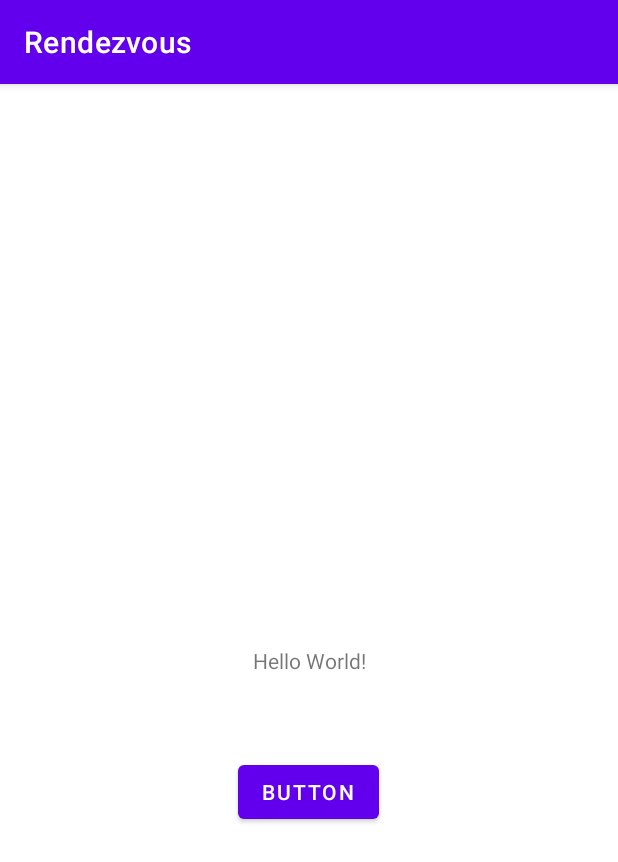
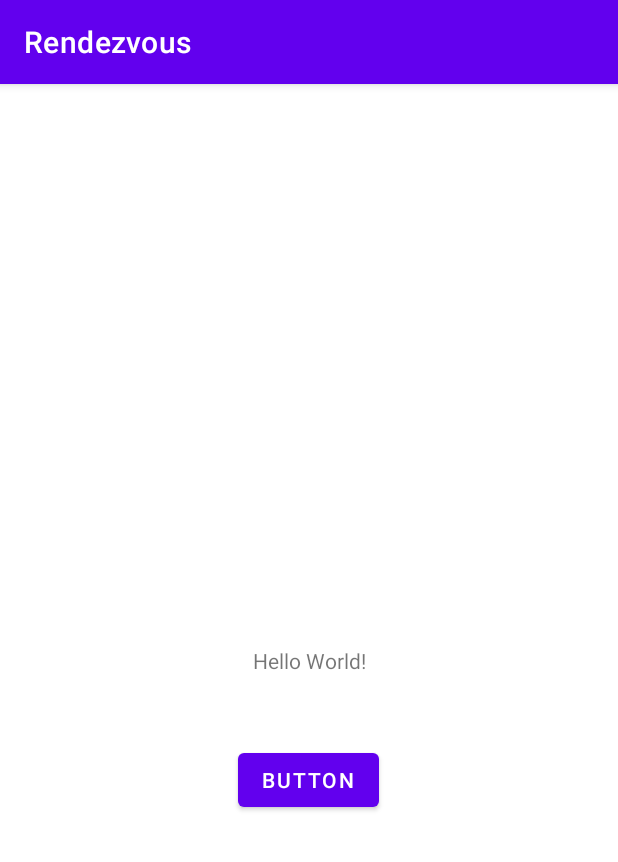
Before and after one commit to LeonAlvarezz/Rendezvous, an Android app: the screen it shows after launch (MainActivity), on a phone screen of 412 x 824 dp. Shown: the top 862 px of the screen. Run offline under Robolectric (Android 15) with nearby library versions, the phone set to English and light mode, and no system bars.

Commit message:
testing 3

```diff
--- a/app/src/main/res/layout/activity_main.xml
+++ b/app/src/main/res/layout/activity_main.xml
@@ -19,7 +19,7 @@
         android:id="@+id/button"
         android:layout_width="wrap_content"
         android:layout_height="wrap_content"
-        android:layout_marginBottom="272dp"
+        android:layout_marginBottom="280dp"
         android:text="Button"
         app:layout_constraintBottom_toBottomOf="parent"
         app:layout_constraintEnd_toEndOf="parent"
```
